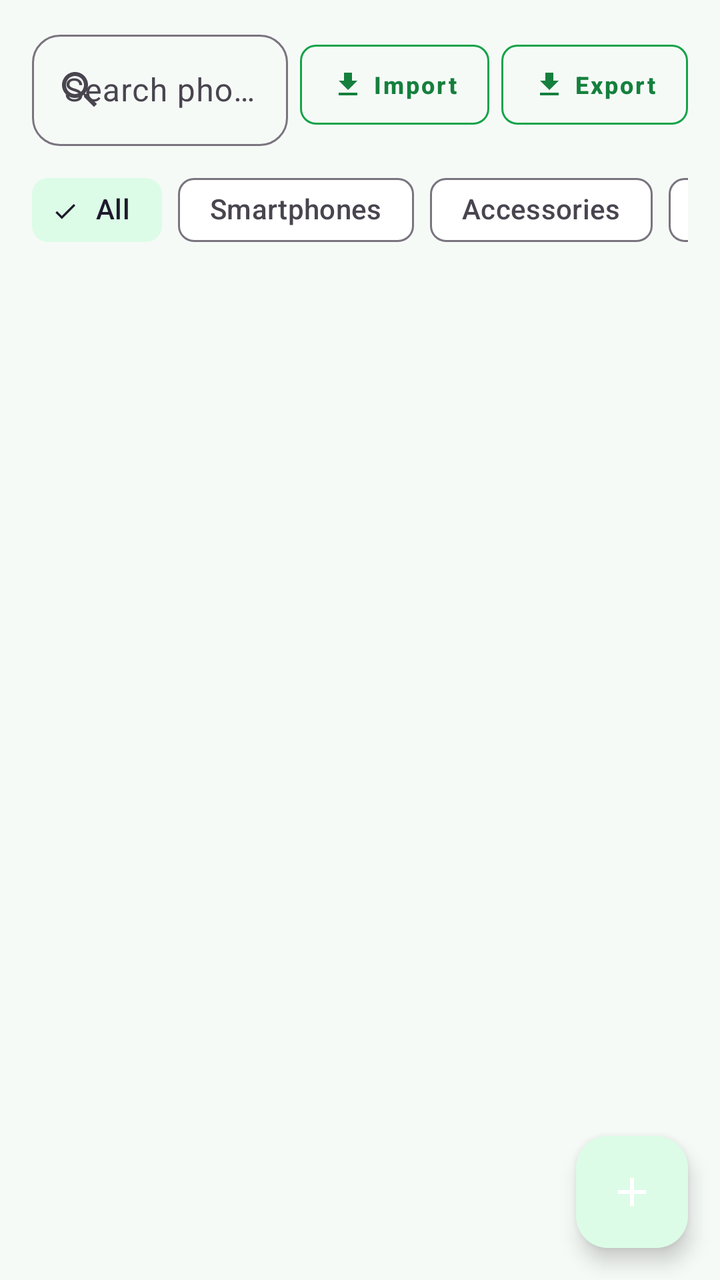
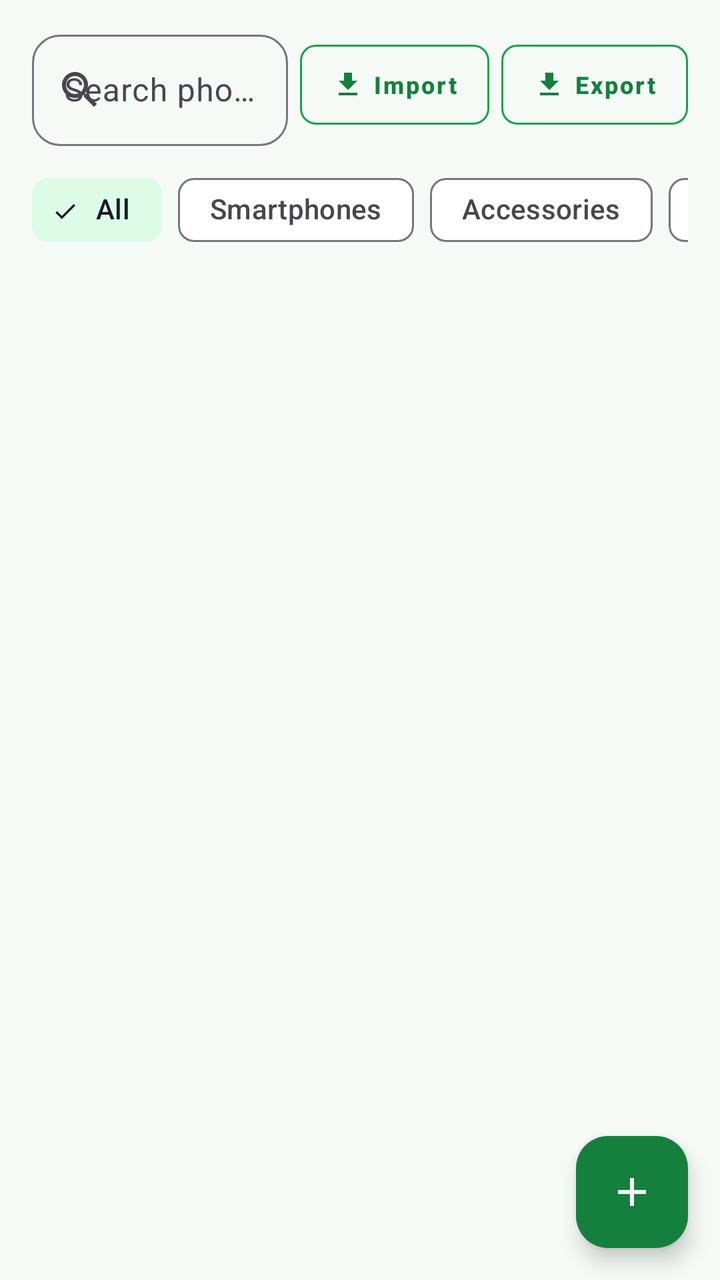

Before-and-after screenshots of an Android layout around one commit, followed by the original layout XML and the change that was made.
<!-- AndroidManifest.xml: application theme Theme.MobileShopkeeper -->
<!-- res/layout/fragment_inventory.xml -->
<?xml version="1.0" encoding="utf-8"?>
<androidx.coordinatorlayout.widget.CoordinatorLayout
    xmlns:android="http://schemas.android.com/apk/res/android"
    xmlns:app="http://schemas.android.com/apk/res-auto"
    android:layout_width="match_parent"
    android:layout_height="match_parent">

    <LinearLayout
        android:layout_width="match_parent"
        android:layout_height="match_parent"
        android:orientation="vertical">

        <LinearLayout
            android:layout_width="match_parent"
            android:layout_height="wrap_content"
            android:orientation="horizontal"
            android:gravity="center_vertical"
            android:layout_marginHorizontal="16dp"
            android:layout_marginTop="12dp"
            android:layout_marginBottom="8dp">

            <com.google.android.material.textfield.TextInputLayout
                android:layout_width="0dp"
                android:layout_height="wrap_content"
                android:layout_weight="1"
                style="@style/Widget.Material3.TextInputLayout.OutlinedBox"
                app:startIconDrawable="@drawable/ic_search">

                <com.google.android.material.textfield.TextInputEditText
                    android:id="@+id/etSearch"
                    android:layout_width="match_parent"
                    android:layout_height="wrap_content"
                    android:hint="Search phones &amp; stock..."
                    android:inputType="text"
                    android:imeOptions="actionSearch"/>
            </com.google.android.material.textfield.TextInputLayout>

            <com.google.android.material.button.MaterialButton
                android:id="@+id/btnImportInventory"
                style="@style/Widget.MaterialComponents.Button.OutlinedButton"
                android:layout_width="wrap_content"
                android:layout_height="52dp"
                android:layout_marginStart="6dp"
                android:text="Import"
                android:textSize="12sp"
                android:textColor="@color/green_700"
                app:icon="@drawable/ic_import"
                app:iconTint="@color/green_700"
                app:iconSize="16dp"
                app:strokeColor="@color/green_600"
                app:cornerRadius="8dp"/>

            <com.google.android.material.button.MaterialButton
                android:id="@+id/btnExportInventory"
                style="@style/Widget.MaterialComponents.Button.OutlinedButton"
                android:layout_width="wrap_content"
                android:layout_height="52dp"
                android:layout_marginStart="6dp"
                android:text="Export"
                android:textSize="12sp"
                android:textColor="@color/green_700"
                app:icon="@drawable/ic_export"
                app:iconTint="@color/green_700"
                app:iconSize="16dp"
                app:strokeColor="@color/green_600"
                app:cornerRadius="8dp"/>
        </LinearLayout>

        <HorizontalScrollView
            android:layout_width="match_parent"
            android:layout_height="wrap_content"
            android:scrollbars="none"
            android:paddingStart="16dp"
            android:paddingEnd="16dp">

            <com.google.android.material.chip.ChipGroup
                android:id="@+id/chipGroupCategory"
                android:layout_width="wrap_content"
                android:layout_height="wrap_content"
                app:singleSelection="true">

                <com.google.android.material.chip.Chip
                    android:id="@+id/chipAll"
                    style="@style/Widget.Material3.Chip.Filter"
                    android:layout_width="wrap_content"
                    android:layout_height="wrap_content"
                    android:text="All"
                    android:checked="true"/>

                <com.google.android.material.chip.Chip
                    android:id="@+id/chipSmartphones"
                    style="@style/Widget.Material3.Chip.Filter"
                    android:layout_width="wrap_content"
                    android:layout_height="wrap_content"
                    android:text="Smartphones"/>

                <com.google.android.material.chip.Chip
                    android:id="@+id/chipAccessories"
                    style="@style/Widget.Material3.Chip.Filter"
                    android:layout_width="wrap_content"
                    android:layout_height="wrap_content"
                    android:text="Accessories"/>

                <com.google.android.material.chip.Chip
                    android:id="@+id/chipLowStock"
                    style="@style/Widget.Material3.Chip.Filter"
                    android:layout_width="wrap_content"
                    android:layout_height="wrap_content"
                    android:text="Low Stock"/>
            </com.google.android.material.chip.ChipGroup>
        </HorizontalScrollView>

        <androidx.recyclerview.widget.RecyclerView
            android:id="@+id/rvProducts"
            android:layout_width="match_parent"
            android:layout_height="0dp"
            android:layout_weight="1"
            android:clipToPadding="false"
            android:padding="16dp"
            android:paddingBottom="80dp"/>

        <LinearLayout
            android:id="@+id/layoutEmpty"
            android:layout_width="match_parent"
            android:layout_height="0dp"
            android:layout_weight="1"
            android:orientation="vertical"
            android:gravity="center"
            android:visibility="gone">

            <ImageView
                android:layout_width="80dp"
                android:layout_height="80dp"
                android:src="@drawable/ic_empty_inventory"
                android:alpha="0.5"/>

            <TextView
                android:layout_width="wrap_content"
                android:layout_height="wrap_content"
                android:text="No products found"
                android:textSize="18sp"
                android:layout_marginTop="16dp"/>
        </LinearLayout>
    </LinearLayout>

    <com.google.android.material.floatingactionbutton.FloatingActionButton
        android:id="@+id/fabAddProduct"
        android:layout_width="wrap_content"
        android:layout_height="wrap_content"
        android:layout_gravity="bottom|end"
        android:layout_margin="16dp"
        android:contentDescription="Add Product"
        app:srcCompat="@drawable/ic_add"
        app:tint="@color/white"/>

</androidx.coordinatorlayout.widget.CoordinatorLayout>
<!-- resources referenced by this layout -->
<resources>
  <color name="green_600">#16A34A</color>
  <color name="green_700">#15803D</color>
  <color name="white">#FFFFFF</color>
  <!-- drawable ic_add (drawable) -->
  <vector xmlns:android="http://schemas.android.com/apk/res/android" android:width="24dp" android:height="24dp" android:viewportWidth="24" android:viewportHeight="24"><path android:fillColor="#FFFFFF" android:pathData="M19,13h-6v6h-2v-6L5,13v-2h6L11,5h2v6h6v2z"/></vector>
  <!-- drawable ic_export (drawable) -->
  <vector xmlns:android="http://schemas.android.com/apk/res/android"
      android:width="24dp"
      android:height="24dp"
      android:viewportWidth="24"
      android:viewportHeight="24">
    <path
        android:fillColor="#FF000000"
        android:pathData="M19,9h-4V3H9v6H5l7,7 7,-7zM5,18v2h14v-2H5z"/>
  </vector>
  <!-- drawable ic_import (drawable) -->
  <vector xmlns:android="http://schemas.android.com/apk/res/android"
      android:width="24dp"
      android:height="24dp"
      android:viewportWidth="24"
      android:viewportHeight="24">
      <path
          android:fillColor="#15803D"
          android:pathData="M19,9h-4V3H9v6H5l7,7 7,-7zM5,18v2h14v-2H5z"/>
  </vector>
  <style name="Theme.MobileShopkeeper" parent="Theme.Material3.Light.NoActionBar">
          <item name="colorPrimary">@color/green_800</item>
          <item name="colorOnPrimary">@color/white</item>
          <item name="colorPrimaryContainer">@color/green_100</item>
          <item name="colorOnPrimaryContainer">@color/green_900</item>
          <item name="colorSecondary">@color/green_600</item>
          <item name="colorOnSecondary">@color/white</item>
          <item name="colorSecondaryContainer">@color/green_100</item>
          <item name="colorSurface">@color/surface</item>
          <item name="colorOnSurface">@color/text_primary</item>
          <item name="android:colorBackground">@color/background_light</item>
          <item name="colorError">@color/error</item>
  
          <item name="android:statusBarColor">@color/green_900</item>
          <item name="android:navigationBarColor">@color/white</item>
          <item name="android:windowLightStatusBar">false</item>
  
          <item name="shapeAppearanceMediumComponent">@style/Shape.MobileShop.Medium</item>
          <item name="materialButtonStyle">@style/Widget.MobileShop.Button</item>
          <item name="textInputStyle">@style/Widget.MobileShop.TextInput</item>
      </style>
  <color name="green_800">#166534</color>
  <color name="green_100">#DCFCE7</color>
  <color name="green_900">#14532D</color>
  <color name="surface">#FFFFFF</color>
  <color name="text_primary">#1A2E22</color>
  <color name="background_light">#F6FAF7</color>
  <color name="error">#DC2626</color>
  <style name="Shape.MobileShop.Medium" parent="ShapeAppearance.Material3.MediumComponent">
          <item name="cornerSize">14dp</item>
      </style>
  <style name="Widget.MobileShop.Button" parent="Widget.Material3.Button">
          <item name="cornerRadius">14dp</item>
          <item name="android:textAllCaps">false</item>
          <item name="android:paddingTop">14dp</item>
          <item name="android:paddingBottom">14dp</item>
          <item name="android:textStyle">bold</item>
      </style>
  <!-- unchanged entries left out for length: 3 -->
</resources>

<!-- the commit's change to res/layout/fragment_inventory.xml (unified diff, before → after) -->
@@ -144,6 +144,7 @@
     </LinearLayout>
 
     <com.google.android.material.floatingactionbutton.FloatingActionButton
+        app:backgroundTint="@color/green_700"
         android:id="@+id/fabAddProduct"
         android:layout_width="wrap_content"
         android:layout_height="wrap_content"
<!-- resource entries referenced after the edit -->
@@ -45,6 +45,7 @@
           <item name="shapeAppearanceMediumComponent">@style/Shape.MobileShop.Medium</item>
           <item name="materialButtonStyle">@style/Widget.MobileShop.Button</item>
           <item name="textInputStyle">@style/Widget.MobileShop.TextInput</item>
+          <item name="android:windowAnimationStyle">@style/WindowAnimations</item>
       </style>
   <color name="green_800">#166534</color>
   <color name="green_100">#DCFCE7</color>
@@ -63,6 +64,12 @@
           <item name="android:paddingBottom">14dp</item>
           <item name="android:textStyle">bold</item>
       </style>
+  <style name="WindowAnimations">
+          <item name="android:activityOpenEnterAnimation">@android:anim/fade_in</item>
+          <item name="android:activityOpenExitAnimation">@android:anim/fade_out</item>
+          <item name="android:activityCloseEnterAnimation">@android:anim/fade_in</item>
+          <item name="android:activityCloseExitAnimation">@android:anim/fade_out</item>
+      </style>
   <!-- unchanged entries left out for length: 3 -->
 </resources>
 
